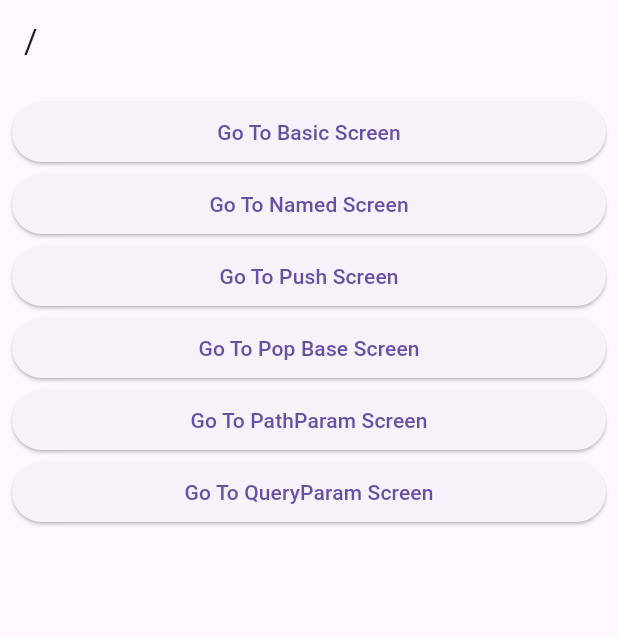
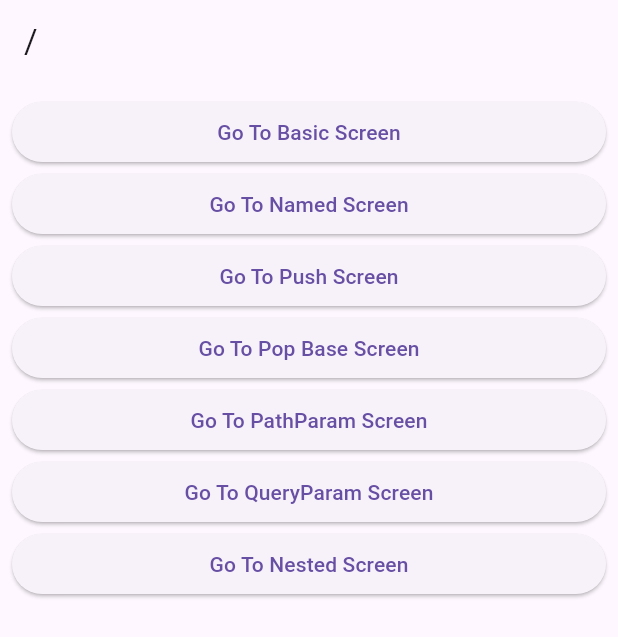
Before and after one commit to SoulTree-Lovers/flutter_study, a Flutter app: the screen it shows after launch, on a phone screen of 412 x 824 dp. Shown: the top 637 px of the screen. Run offline on Flutter 3.47's test engine with Material 3 defaults, Android fonts, the phone set to English and light mode, and no system bars; our stand-ins replace dio, drift, flutter_riverpod, flutter_secure_storage, get_it, go_router and 11 more; missing offline and left inert: agora_rtc_engine, sqlite3; accounts and stored records are empty; generated files the repository leaves out were written again.

Commit message:
[feat] Nested Screen 추가

```diff
--- a/go_router_v7/lib/route/router.dart
+++ b/go_router_v7/lib/route/router.dart
@@ -5,6 +5,8 @@
 import 'package:go_router_v7/screens/5_pop_return_screen.dart';
 import 'package:go_router_v7/screens/6_path_param_screen.dart';
 import 'package:go_router_v7/screens/7_query_param_screen.dart';
+import 'package:go_router_v7/screens/8_nested_child_screen.dart';
+import 'package:go_router_v7/screens/8_nested_screen.dart';
 import 'package:go_router_v7/screens/root_screen.dart';
 
 import '../screens/2_named_screen.dart';
@@ -55,6 +57,26 @@
           path: 'query_param',
           builder: (context, state) => QueryParamScreen(),
         ),
+        ShellRoute(
+          builder: (context, state, child) => NestedScreen(child: child),
+          routes: [
+            GoRoute(
+              path: 'nested/a',
+              builder: (context, state) =>
+                  NestedChildScreen(routeName: '/nested/a'),
+            ),
+            GoRoute(
+              path: 'nested/b',
+              builder: (context, state) =>
+                  NestedChildScreen(routeName: '/nested/b'),
+            ),
+            GoRoute(
+              path: 'nested/c',
+              builder: (context, state) =>
+                  NestedChildScreen(routeName: '/nested/c'),
+            ),
+          ],
+        )
       ],
     ),
   ],
--- a/go_router_v7/lib/screens/root_screen.dart
+++ b/go_router_v7/lib/screens/root_screen.dart
@@ -47,6 +47,12 @@
             },
             child: Text('Go To QueryParam Screen'),
           ),
+          ElevatedButton(
+            onPressed: () {
+              context.go('/nested/a');
+            },
+            child: Text('Go To Nested Screen'),
+          ),
         ],
       ),
     );
```
Also changed, not shown: go_router_v7/lib/screens/8_nested_child_screen.dart (added, +19 -0 lines), go_router_v7/lib/screens/8_nested_screen.dart (added, +57 -0 lines).
